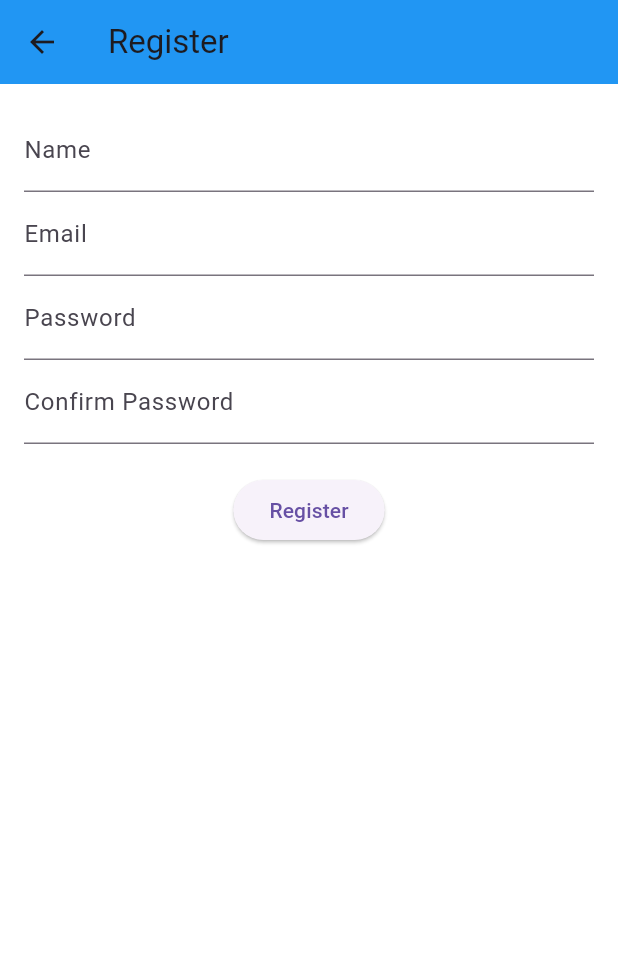
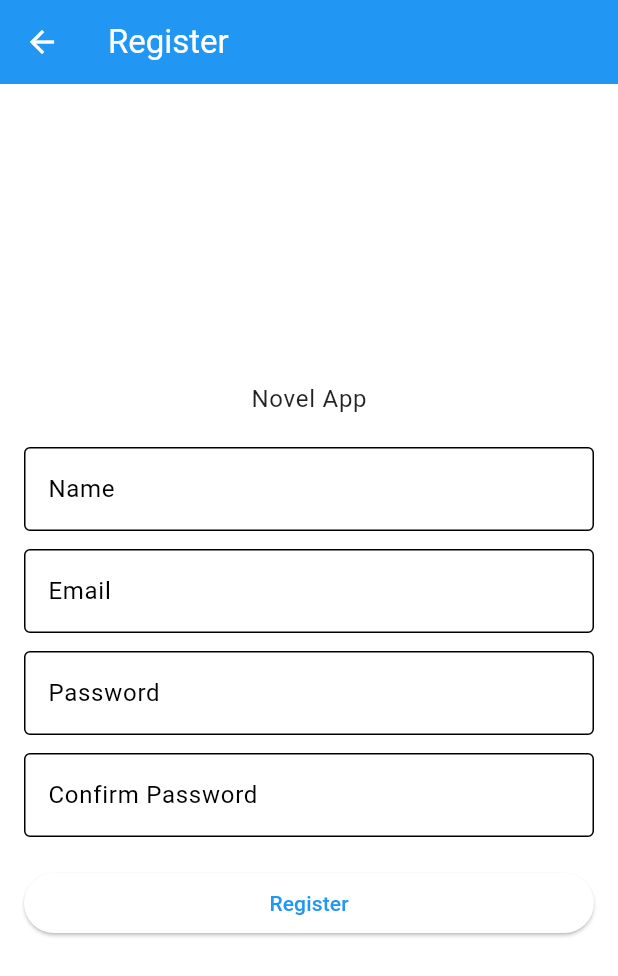
Before and after one commit to Muhamad-Ridwan18/Novel-App-Mobile, a Flutter app: the screen it shows after launch, after a tap on an icon or button, on a phone screen of 412 x 824 dp. Shown: the top 976 px of the screen. Run offline on Flutter 3.47's test engine with Material 3 defaults, Android fonts, the phone set to English and light mode, and no system bars; our stand-ins replace shared_preferences; network calls fail.

Commit message:
fix: color darkMode

```diff
--- a/lib/screens/create_chapter_screen.dart
+++ b/lib/screens/create_chapter_screen.dart
@@ -118,7 +118,8 @@ class _ChapterCreateScreenState extends State<ChapterCreateScreen> {
       appBar: AppBar(
         title: Text(widget.chapter == null ? 'Create Chapter' : 'Edit Chapter'),
       ),
-      body: Padding(
+      body: SingleChildScrollView(
+        child: Padding(
           padding: const EdgeInsets.all(16.0),
           child: Column(
             crossAxisAlignment: CrossAxisAlignment.stretch,
@@ -150,6 +151,7 @@ class _ChapterCreateScreenState extends State<ChapterCreateScreen> {
             ],
           ),
         ),
+      ),
     );
   }
 }
--- a/lib/screens/create_novel_screen.dart
+++ b/lib/screens/create_novel_screen.dart
@@ -152,6 +152,7 @@ class _NovelCreateScreenState extends State<NovelCreateScreen> {
   Widget build(BuildContext context) {
     return Scaffold(
       appBar: AppBar(
+        foregroundColor: Colors.white,
         title: Text(widget.novelToEdit == null ? 'Create Novel' : 'Edit Novel'),
       ),
       body: _isLoading
--- a/lib/screens/detail_chapter_screen.dart
+++ b/lib/screens/detail_chapter_screen.dart
@@ -14,6 +14,7 @@ class ChapterDetailScreen extends StatelessWidget {
     return Scaffold(
       appBar: AppBar(
         title: Text('Chapter ${chapter.chapterNumber}'),
+        foregroundColor: Colors.white,
       ),
       body: SingleChildScrollView(
         padding: const EdgeInsets.all(16.0),
--- a/lib/screens/login_screen.dart
+++ b/lib/screens/login_screen.dart
@@ -40,7 +40,10 @@ class _LoginScreenState extends State<LoginScreen> {
   @override
   Widget build(BuildContext context) {
     return Scaffold(
-      appBar: AppBar(title: const Text('Login')),
+      appBar: AppBar(
+        title: const Text('Login'),
+        foregroundColor: Colors.white,
+      ),
       body: Padding(
         padding: const EdgeInsets.all(16.0),
         child: Column(
--- a/lib/screens/register_screen.dart
+++ b/lib/screens/register_screen.dart
@@ -27,7 +27,6 @@ class _RegisterScreenState extends State<RegisterScreen> {
     final response = await _authService.register(name, email, password, passwordConfirmation);
 
     if (response.success) {
-
       // Pindah ke halaman lain setelah registrasi berhasil
       Navigator.pushReplacement(
         context,
@@ -43,30 +42,62 @@ class _RegisterScreenState extends State<RegisterScreen> {
   @override
   Widget build(BuildContext context) {
     return Scaffold(
-      appBar: AppBar(title: const Text('Register')),
+      appBar: AppBar(
+        title: const Text('Register'),
+        foregroundColor: Colors.white,
+      ),
       body: Padding(
         padding: const EdgeInsets.all(16.0),
         child: Column(
+          crossAxisAlignment: CrossAxisAlignment.stretch,
+          mainAxisAlignment: MainAxisAlignment.center,
           children: [
+            // Logo atau Header
+            Center(
+              child: Text(
+                'Novel App',
+                style: Theme.of(context).textTheme.bodyLarge,
+              ),
+            ),
+            const SizedBox(height: 20),
+
+            // Input Fields
             TextField(
               controller: _nameController,
-              decoration: const InputDecoration(labelText: 'Name'),
+              decoration: const InputDecoration(
+                labelText: 'Name',
+                border: OutlineInputBorder(),
+              ),
             ),
+            const SizedBox(height: 12),
             TextField(
               controller: _emailController,
-              decoration: const InputDecoration(labelText: 'Email'),
+              decoration: const InputDecoration(
+                labelText: 'Email',
+                border: OutlineInputBorder(),
+              ),
             ),
+            const SizedBox(height: 12),
             TextField(
               controller: _passwordController,
-              decoration: const InputDecoration(labelText: 'Password'),
+              decoration: const InputDecoration(
+                labelText: 'Password',
+                border: OutlineInputBorder(),
+              ),
               obscureText: true,
             ),
+            const SizedBox(height: 12),
             TextField(
               controller: _passwordConfirmationController,
-              decoration: const InputDecoration(labelText: 'Confirm Password'),
+              decoration: const InputDecoration(
+                labelText: 'Confirm Password',
+                border: OutlineInputBorder(),
+              ),
               obscureText: true,
             ),
             const SizedBox(height: 20),
+
+            // Register Button
             ElevatedButton(
               onPressed: _register,
               child: const Text('Register'),
--- a/lib/utils/theme_provider.dart
+++ b/lib/utils/theme_provider.dart
@@ -12,7 +12,7 @@ class ThemeProvider with ChangeNotifier {
 
   void toggleTheme() {
     _themeMode = _themeMode == ThemeMode.light ? ThemeMode.dark : ThemeMode.light;
-    _saveThemeMode(_themeMode); // Simpan preferensi tema
+    _saveThemeMode(_themeMode); // Save theme preference
     notifyListeners();
   }
 
@@ -29,14 +29,31 @@ class ThemeProvider with ChangeNotifier {
       scaffoldBackgroundColor: Colors.white,
       appBarTheme: const AppBarTheme(
         backgroundColor: Colors.blue,
+        foregroundColor: Colors.white,
       ),
       floatingActionButtonTheme: const FloatingActionButtonThemeData(
         backgroundColor: Colors.blue,
+        foregroundColor: Colors.white,
       ),
       textTheme: const TextTheme(
-        bodyLarge: TextStyle(color: Colors.black),
-        bodyMedium: TextStyle(color: Colors.black),
+        titleSmall: TextStyle(color: Colors.black87, fontWeight: FontWeight.bold, fontSize: 20),
+        bodyLarge: TextStyle(color: Colors.black87),
+        bodyMedium: TextStyle(color: Colors.black87),
       ),
+      colorScheme: const ColorScheme.light(
+        primary: Colors.blue,
+        secondary: Colors.amber,
+        surface: Colors.white,
+        error: Colors.red,
+        onPrimary: Colors.white,
+        onSecondary: Colors.black,
+        onSurface: Colors.black,
+        onError: Colors.white,
+      ),
+      cardColor: Colors.white,
+      dividerColor: Colors.grey[400],
+      splashColor: Colors.blue.shade200,
+      hintColor: Colors.amber,
     );
   }
 
@@ -47,14 +64,31 @@ class ThemeProvider with ChangeNotifier {
       scaffoldBackgroundColor: Colors.black,
       appBarTheme: const AppBarTheme(
         backgroundColor: Colors.deepPurple,
+        foregroundColor: Colors.white,
       ),
       floatingActionButtonTheme: const FloatingActionButtonThemeData(
         backgroundColor: Colors.deepPurple,
+        foregroundColor: Colors.white,
       ),
       textTheme: const TextTheme(
+        titleMedium: TextStyle(color: Colors.white, fontWeight: FontWeight.bold, fontSize: 20),
         bodyLarge: TextStyle(color: Colors.white),
         bodyMedium: TextStyle(color: Colors.white),
       ),
+      colorScheme: const ColorScheme.dark(
+        primary: Colors.deepPurple,
+        secondary: Colors.orangeAccent,
+        surface: Colors.grey,
+        error: Colors.red,
+        onPrimary: Colors.white,
+        onSecondary: Colors.black,
+        onSurface: Colors.white,
+        onError: Colors.white,
+      ),
+      cardColor: Colors.grey[800],
+      dividerColor: Colors.grey[600],
+      splashColor: Colors.deepPurple.shade200,
+      hintColor: Colors.orangeAccent,
     );
   }
 }
--- a/pubspec.yaml
+++ b/pubspec.yaml
@@ -28,6 +28,7 @@ environment:
 # the latest version available on pub.dev. To see which dependencies have newer
 # versions available, run `flutter pub outdated`.
 dependencies:
+  cached_network_image: ^3.3.1
   collection: 1.18.0
   cupertino_icons: ^1.0.6
   file_picker: ^8.0.6
```
Also changed, not shown: lib/screens/detail_novel_screen.dart (+65 -35 lines), lib/screens/novel_list_screen.dart (+55 -30 lines), pubspec.lock. Lines whose indentation alone changed are shown as unchanged.
